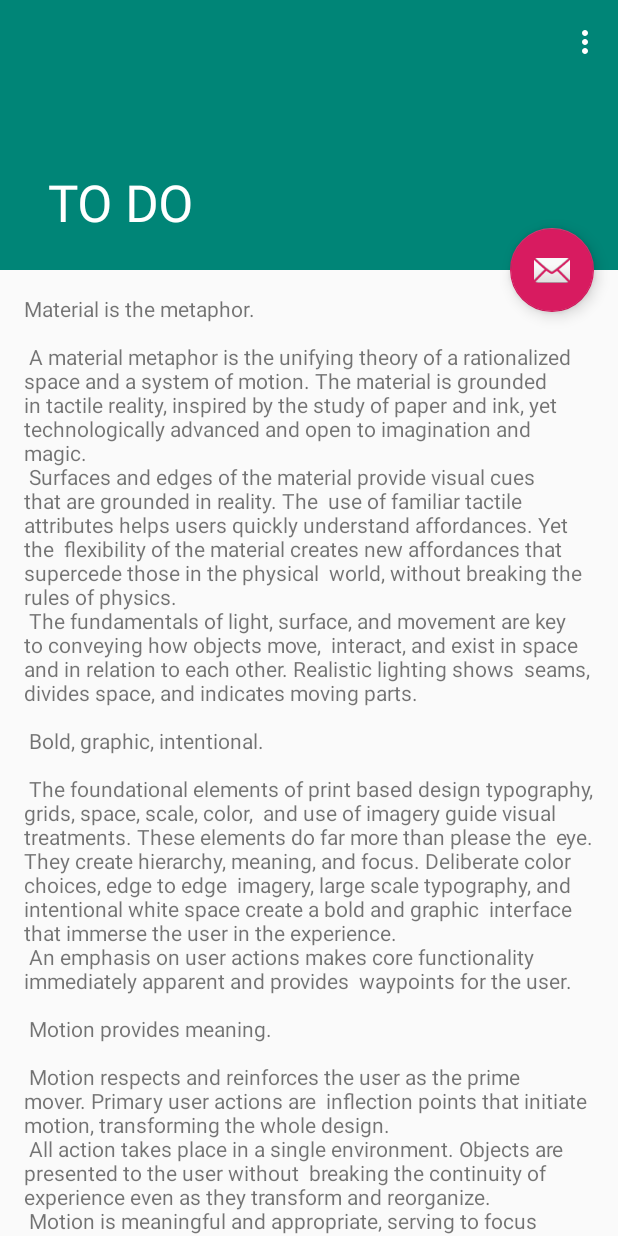
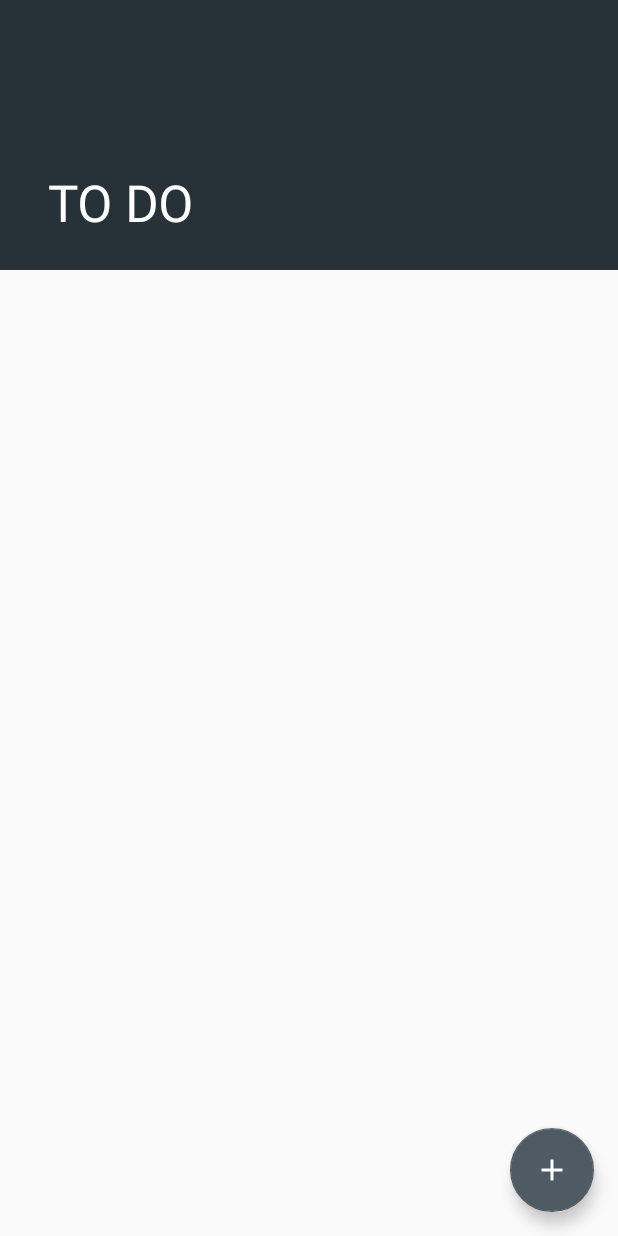
Before and after one commit to shekharkg/TODO, an Android app: the screen it shows after launch (ScrollingActivity), on a phone screen of 412 x 824 dp. Run offline under Robolectric (Android 15) with nearby library versions, the phone set to English and light mode, and no system bars.

Commit message:
feat: change primary app colors

```diff
--- a/app/src/main/java/com/shekharkg/tml_todo/ScrollingActivity.kt
+++ b/app/src/main/java/com/shekharkg/tml_todo/ScrollingActivity.kt
@@ -1,10 +1,8 @@
 package com.shekharkg.tml_todo
 
 import android.os.Bundle
+import androidx.appcompat.app.AppCompatActivity
 import com.google.android.material.snackbar.Snackbar
-import androidx.appcompat.app.AppCompatActivity
-import android.view.Menu
-import android.view.MenuItem
 import kotlinx.android.synthetic.main.activity_scrolling.*
 
 class ScrollingActivity : AppCompatActivity() {
@@ -18,21 +16,4 @@ class ScrollingActivity : AppCompatActivity() {
                 .setAction("Action", null).show()
         }
     }
-
-    override fun onCreateOptionsMenu(menu: Menu): Boolean {
-        // Inflate the menu; this adds items to the action bar if it is present.
-        menuInflater.inflate(R.menu.menu_scrolling, menu)
-        return true
-    }
-
-    override fun onOptionsItemSelected(item: MenuItem): Boolean {
-        // Handle action bar item clicks here. The action bar will
-        // automatically handle clicks on the Home/Up button, so long
-        // as you specify a parent activity in AndroidManifest.xml.
-
-        return when (item.itemId) {
-            R.id.action_settings -> true
-            else -> super.onOptionsItemSelected(item)
-        }
-    }
 }
--- /dev/null
+++ b/app/src/main/res/drawable/ic_add_white.xml
@@ -0,0 +1,9 @@
+<vector xmlns:android="http://schemas.android.com/apk/res/android"
+        android:width="24dp"
+        android:height="24dp"
+        android:viewportWidth="24.0"
+        android:viewportHeight="24.0">
+    <path
+        android:fillColor="#ffffff"
+        android:pathData="M19,13h-6v6h-2v-6H5v-2h6V5h2v6h6v2z"/>
+</vector>
--- a/app/src/main/res/layout/activity_scrolling.xml
+++ b/app/src/main/res/layout/activity_scrolling.xml
@@ -39,9 +39,8 @@
         android:id="@+id/fab"
         android:layout_width="wrap_content"
         android:layout_height="wrap_content"
+        android:layout_gravity="bottom|end"
         android:layout_margin="@dimen/fab_margin"
-        app:layout_anchor="@id/app_bar"
-        app:layout_anchorGravity="bottom|end"
-        app:srcCompat="@android:drawable/ic_dialog_email" />
+        app:srcCompat="@drawable/ic_add_white" />
 
 </androidx.coordinatorlayout.widget.CoordinatorLayout>
--- a/app/src/main/res/layout/content_scrolling.xml
+++ b/app/src/main/res/layout/content_scrolling.xml
@@ -8,10 +8,4 @@
     tools:context=".ScrollingActivity"
     tools:showIn="@layout/activity_scrolling">
 
-    <TextView
-        android:layout_width="wrap_content"
-        android:layout_height="wrap_content"
-        android:layout_margin="@dimen/text_margin"
-        android:text="@string/large_text" />
-
 </androidx.core.widget.NestedScrollView>
--- a/app/src/main/res/values/colors.xml
+++ b/app/src/main/res/values/colors.xml
@@ -1,6 +1,6 @@
 <?xml version="1.0" encoding="utf-8"?>
 <resources>
-    <color name="colorPrimary">#008577</color>
-    <color name="colorPrimaryDark">#00574B</color>
-    <color name="colorAccent">#D81B60</color>
+    <color name="colorPrimary">#263238</color>
+    <color name="colorPrimaryDark">#000a12</color>
+    <color name="colorAccent">#4f5b62</color>
 </resources>
```
